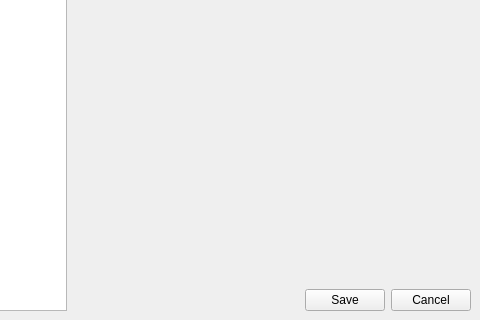
xmpp-graveyard/jabbim, file widgets/preferences.ui: the form before one commit; both pictures show x 196 to 676 and y 100 to 420 of the 676 by 420 pixel window.
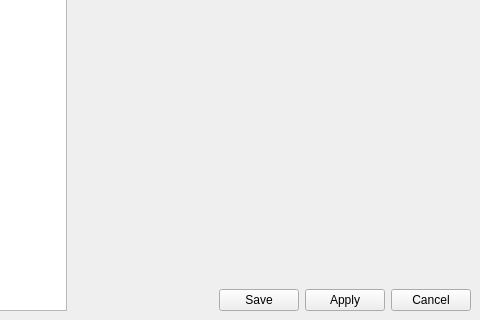
The form after the commit. Icons and pictures are not drawn.

The edit to the form file:
```diff
--- a/widgets/preferences.ui
+++ b/widgets/preferences.ui
@@ -417,6 +417,13 @@
        </property>
       </widget>
      </item>
+     <item>
+      <widget class="QPushButton" name="applyButton" >
+       <property name="text" >
+        <string>Apply</string>
+       </property>
+      </widget>
+     </item>
      <item>
       <widget class="QPushButton" name="cancelButton" >
        <property name="text" >
```
